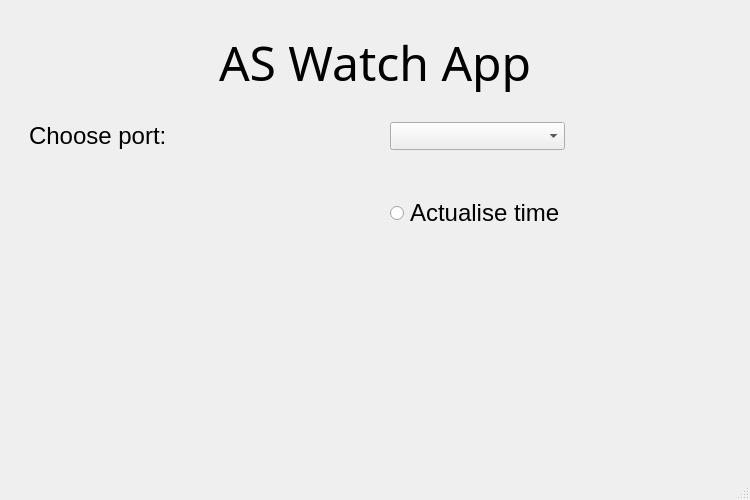
First picture: the form in GUI/AS_Watch_APP.ui, repository Akinzou/AS_Watch_APP, before the edit.
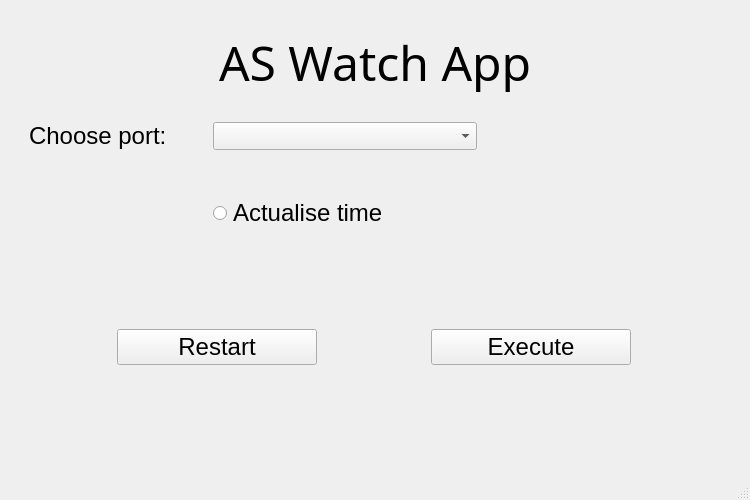
Second picture: the form after the edit.

Commit message: Added Restart and Execute buttons

Diff of the .ui file:
```diff
--- a/GUI/AS_Watch_APP.ui
+++ b/GUI/AS_Watch_APP.ui
@@ -36,6 +36,19 @@
   </property>
   <widget class="QWidget" name="centralwidget">
    <layout class="QGridLayout" name="gridLayout">
+    <item row="11" column="0">
+     <spacer name="verticalSpacer">
+      <property name="orientation">
+       <enum>Qt::Vertical</enum>
+      </property>
+      <property name="sizeHint" stdset="0">
+       <size>
+        <width>20</width>
+        <height>40</height>
+       </size>
+      </property>
+     </spacer>
+    </item>
     <item row="1" column="0">
      <layout class="QGridLayout" name="gridLayout_2">
       <item row="0" column="0">
@@ -87,19 +100,6 @@
       </item>
      </layout>
     </item>
-    <item row="8" column="0">
-     <spacer name="verticalSpacer">
-      <property name="orientation">
-       <enum>Qt::Vertical</enum>
-      </property>
-      <property name="sizeHint" stdset="0">
-       <size>
-        <width>20</width>
-        <height>40</height>
-       </size>
-      </property>
-     </spacer>
-    </item>
     <item row="0" column="0">
      <spacer name="verticalSpacer_2">
       <property name="orientation">
@@ -116,21 +116,24 @@
       </property>
      </spacer>
     </item>
+    <item row="2" column="0">
+     <spacer name="verticalSpacer_4">
+      <property name="orientation">
+       <enum>Qt::Vertical</enum>
+      </property>
+      <property name="sizeType">
+       <enum>QSizePolicy::Minimum</enum>
+      </property>
+      <property name="sizeHint" stdset="0">
+       <size>
+        <width>20</width>
+        <height>20</height>
+       </size>
+      </property>
+     </spacer>
+    </item>
     <item row="6" column="0">
      <layout class="QGridLayout" name="gridLayout_5">
-      <item row="4" column="4">
-       <spacer name="horizontalSpacer_4">
-        <property name="orientation">
-         <enum>Qt::Horizontal</enum>
-        </property>
-        <property name="sizeHint" stdset="0">
-         <size>
-          <width>40</width>
-          <height>20</height>
-         </size>
-        </property>
-       </spacer>
-      </item>
       <item row="2" column="3">
        <spacer name="horizontalSpacer_3">
         <property name="orientation">
@@ -147,24 +150,6 @@
         </property>
        </spacer>
       </item>
-      <item row="4" column="5">
-       <widget class="QRadioButton" name="ActualiseTime">
-        <property name="sizePolicy">
-         <sizepolicy hsizetype="Maximum" vsizetype="Fixed">
-          <horstretch>0</horstretch>
-          <verstretch>0</verstretch>
-         </sizepolicy>
-        </property>
-        <property name="font">
-         <font>
-          <pointsize>18</pointsize>
-         </font>
-        </property>
-        <property name="text">
-         <string>Actualise time</string>
-        </property>
-       </widget>
-      </item>
       <item row="2" column="1">
        <widget class="QLabel" name="label_2">
         <property name="sizePolicy">
@@ -183,36 +168,7 @@
         </property>
        </widget>
       </item>
-      <item row="3" column="3">
-       <spacer name="verticalSpacer_3">
-        <property name="orientation">
-         <enum>Qt::Vertical</enum>
-        </property>
-        <property name="sizeType">
-         <enum>QSizePolicy::Minimum</enum>
-        </property>
-        <property name="sizeHint" stdset="0">
-         <size>
-          <width>20</width>
-          <height>40</height>
-         </size>
-        </property>
-       </spacer>
-      </item>
-      <item row="4" column="6">
-       <spacer name="horizontalSpacer_5">
-        <property name="orientation">
-         <enum>Qt::Horizontal</enum>
-        </property>
-        <property name="sizeHint" stdset="0">
-         <size>
-          <width>40</width>
-          <height>20</height>
-         </size>
-        </property>
-       </spacer>
-      </item>
-      <item row="2" column="5">
+      <item row="2" column="4">
        <widget class="QComboBox" name="PortList">
         <property name="sizePolicy">
          <sizepolicy hsizetype="Preferred" vsizetype="Minimum">
@@ -243,20 +199,167 @@
         </property>
        </spacer>
       </item>
+      <item row="3" column="3">
+       <spacer name="verticalSpacer_3">
+        <property name="orientation">
+         <enum>Qt::Vertical</enum>
+        </property>
+        <property name="sizeType">
+         <enum>QSizePolicy::Minimum</enum>
+        </property>
+        <property name="sizeHint" stdset="0">
+         <size>
+          <width>20</width>
+          <height>40</height>
+         </size>
+        </property>
+       </spacer>
+      </item>
+      <item row="4" column="4">
+       <widget class="QRadioButton" name="ActualiseTime">
+        <property name="sizePolicy">
+         <sizepolicy hsizetype="Maximum" vsizetype="Fixed">
+          <horstretch>0</horstretch>
+          <verstretch>0</verstretch>
+         </sizepolicy>
+        </property>
+        <property name="font">
+         <font>
+          <pointsize>18</pointsize>
+         </font>
+        </property>
+        <property name="text">
+         <string>Actualise time</string>
+        </property>
+       </widget>
+      </item>
+      <item row="3" column="4">
+       <spacer name="horizontalSpacer_4">
+        <property name="orientation">
+         <enum>Qt::Horizontal</enum>
+        </property>
+        <property name="sizeHint" stdset="0">
+         <size>
+          <width>40</width>
+          <height>20</height>
+         </size>
+        </property>
+       </spacer>
+      </item>
+      <item row="4" column="5">
+       <spacer name="horizontalSpacer_5">
+        <property name="orientation">
+         <enum>Qt::Horizontal</enum>
+        </property>
+        <property name="sizeHint" stdset="0">
+         <size>
+          <width>40</width>
+          <height>20</height>
+         </size>
+        </property>
+       </spacer>
+      </item>
      </layout>
     </item>
-    <item row="2" column="0">
-     <spacer name="verticalSpacer_4">
+    <item row="8" column="0">
+     <layout class="QGridLayout" name="gridLayout_3">
+      <item row="1" column="0">
+       <spacer name="horizontalSpacer_7">
+        <property name="orientation">
+         <enum>Qt::Horizontal</enum>
+        </property>
+        <property name="sizeType">
+         <enum>QSizePolicy::Minimum</enum>
+        </property>
+        <property name="sizeHint" stdset="0">
+         <size>
+          <width>40</width>
+          <height>20</height>
+         </size>
+        </property>
+       </spacer>
+      </item>
+      <item row="1" column="1">
+       <widget class="QPushButton" name="Restart">
+        <property name="sizePolicy">
+         <sizepolicy hsizetype="Minimum" vsizetype="Fixed">
+          <horstretch>0</horstretch>
+          <verstretch>0</verstretch>
+         </sizepolicy>
+        </property>
+        <property name="maximumSize">
+         <size>
+          <width>200</width>
+          <height>16777215</height>
+         </size>
+        </property>
+        <property name="text">
+         <string>Restart</string>
+        </property>
+       </widget>
+      </item>
+      <item row="1" column="3">
+       <widget class="QPushButton" name="Execute">
+        <property name="sizePolicy">
+         <sizepolicy hsizetype="Minimum" vsizetype="Fixed">
+          <horstretch>0</horstretch>
+          <verstretch>0</verstretch>
+         </sizepolicy>
+        </property>
+        <property name="maximumSize">
+         <size>
+          <width>200</width>
+          <height>16777215</height>
+         </size>
+        </property>
+        <property name="text">
+         <string>Execute</string>
+        </property>
+       </widget>
+      </item>
+      <item row="1" column="4">
+       <spacer name="horizontalSpacer_8">
+        <property name="orientation">
+         <enum>Qt::Horizontal</enum>
+        </property>
+        <property name="sizeType">
+         <enum>QSizePolicy::Minimum</enum>
+        </property>
+        <property name="sizeHint" stdset="0">
+         <size>
+          <width>40</width>
+          <height>20</height>
+         </size>
+        </property>
+       </spacer>
+      </item>
+      <item row="1" column="2">
+       <spacer name="horizontalSpacer_9">
+        <property name="orientation">
+         <enum>Qt::Horizontal</enum>
+        </property>
+        <property name="sizeType">
+         <enum>QSizePolicy::Minimum</enum>
+        </property>
+        <property name="sizeHint" stdset="0">
+         <size>
+          <width>40</width>
+          <height>20</height>
+         </size>
+        </property>
+       </spacer>
+      </item>
+     </layout>
+    </item>
+    <item row="7" column="0">
+     <spacer name="verticalSpacer_5">
       <property name="orientation">
        <enum>Qt::Vertical</enum>
       </property>
-      <property name="sizeType">
-       <enum>QSizePolicy::Minimum</enum>
-      </property>
       <property name="sizeHint" stdset="0">
        <size>
         <width>20</width>
-        <height>20</height>
+        <height>40</height>
        </size>
       </property>
      </spacer>
```
The commit also changes 2 other files.
